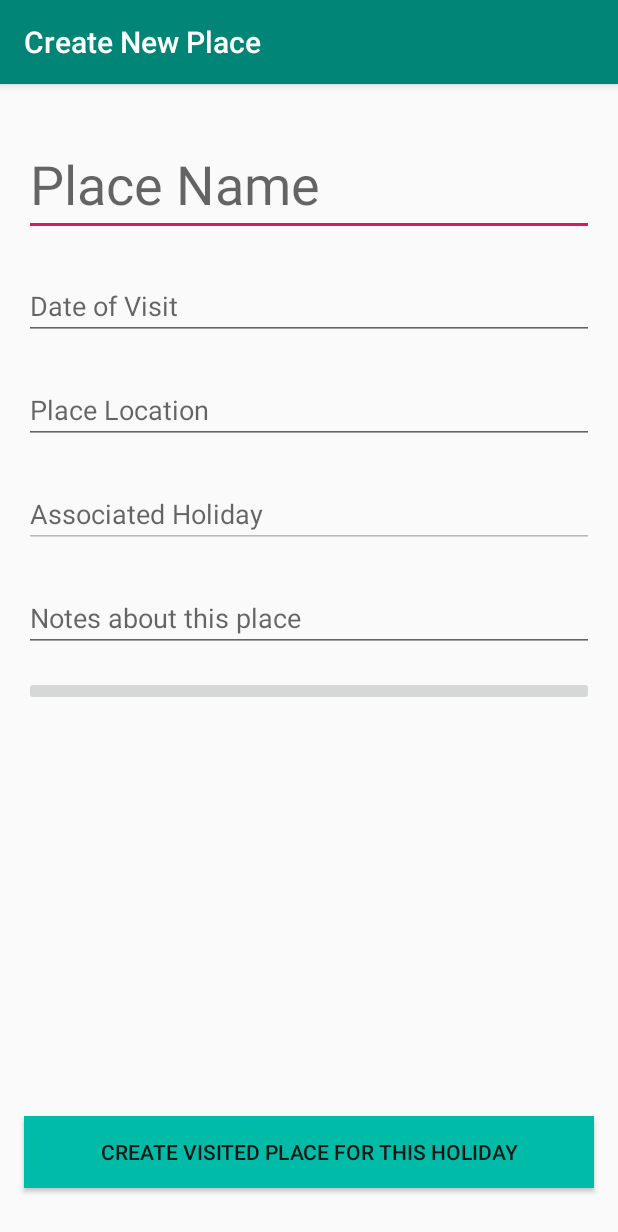
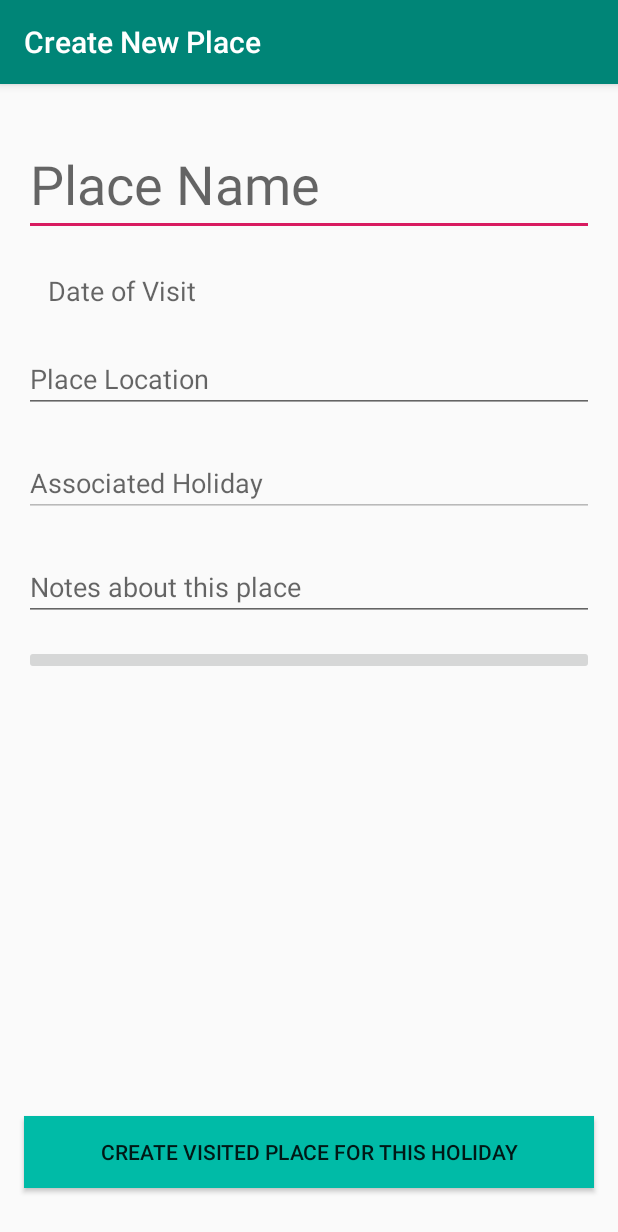
Before and after one commit to kkgm13/TravelJournalApp, an Android app: the NewVisitedPlaceActivity screen opened directly, with no data from a screen before it, on a phone screen of 412 x 824 dp. Shown: the top 1232 px of the screen. Run offline under Robolectric (Android 15) with nearby library versions, the phone set to English and light mode, and no system bars.

Commit message:
Date Converter now properly working. ToDo: Some Rearranging to sort editing system correctly. Require to do Places Delete mechanism

```diff
--- a/app/src/main/java/com/kkgmdevelopments/traveljournalapp/holiday/HolidayDAO.java
+++ b/app/src/main/java/com/kkgmdevelopments/traveljournalapp/holiday/HolidayDAO.java
@@ -11,6 +11,7 @@ import androidx.room.Update;
 
 import com.kkgmdevelopments.traveljournalapp.holidayplaces.HolidayPlace;
 
+import java.util.Date;
 import java.util.List;
 
 /**
@@ -58,4 +59,8 @@ public interface HolidayDAO {
      */
     @Update
     void updateHoliday(Holiday... holiday);
+
+    // Test
+    @Query("SELECT * FROM holiday_table WHERE holidayStart BETWEEN :from AND :to")
+    List<Holiday> findHolidaysBetweenDates(Date from, Date to);
 }
--- a/app/src/main/java/com/kkgmdevelopments/traveljournalapp/holiday/HolidayRoomDatabase.java
+++ b/app/src/main/java/com/kkgmdevelopments/traveljournalapp/holiday/HolidayRoomDatabase.java
@@ -9,7 +9,7 @@ import androidx.room.Room;
 import androidx.room.RoomDatabase;
 import androidx.room.TypeConverters;
 import androidx.sqlite.db.SupportSQLiteDatabase;
-import com.kkgmdevelopments.traveljournalapp.Converter;
+import com.kkgmdevelopments.traveljournalapp.DateConverter;
 
 /**
  * Holiday Database
@@ -17,8 +17,8 @@ import com.kkgmdevelopments.traveljournalapp.Converter;
  * This creates the database for Android Room to recognise.
  * This also talks to HolidayViewModel to interact with data.
  */
-@Database(entities = {Holiday.class}, version = 5, exportSchema = false)
-//@TypeConverters({Converter.class})
+@Database(entities = {Holiday.class}, version = 7, exportSchema = false)
+@TypeConverters({DateConverter.class})
 public abstract class HolidayRoomDatabase extends RoomDatabase {
     // Singleton instance of the Database
     private static HolidayRoomDatabase INSTANCE;
--- a/app/src/main/java/com/kkgmdevelopments/traveljournalapp/places/NewVisitedPlaceActivity.java
+++ b/app/src/main/java/com/kkgmdevelopments/traveljournalapp/places/NewVisitedPlaceActivity.java
@@ -2,22 +2,36 @@ package com.kkgmdevelopments.traveljournalapp.places;
 
 import androidx.appcompat.app.AppCompatActivity;
 
+import android.app.DatePickerDialog;
 import android.content.Intent;
+import android.graphics.Color;
+import android.graphics.drawable.ColorDrawable;
 import android.os.Bundle;
 import android.text.TextUtils;
 import android.view.View;
 import android.widget.Button;
+import android.widget.DatePicker;
 import android.widget.EditText;
+import android.widget.TextView;
 
 import com.kkgmdevelopments.traveljournalapp.R;
+
+import java.util.Calendar;
+import java.util.Date;
 
 public class NewVisitedPlaceActivity extends AppCompatActivity {
 
     public static final String EXTRA_REPLY =
             "com.kkgmdevelopments.traveljournalapp.roomPlaces.REPLY";
 
-    private EditText mCreatePlaceName;          // Text Input Place Name
-    private EditText mCreatePlacesNotes;        // Text Input Place Notes
+    private EditText mPlaceNameField;           // Text Input Place Name
+
+    private TextView mPlaceDateText;            // Text Visited Place Date
+    private DatePickerDialog.OnDateSetListener mPlaceStartDate;   // Date Picker Dialog Listener Start Date
+    private DatePickerDialog dateDialog;        // Date Picker Dialog Starting
+
+    private EditText mPlacesNotesField;         // Text Input Place Notes
+
 
 
     @Override
@@ -27,21 +41,54 @@ public class NewVisitedPlaceActivity extends AppCompatActivity {
 
         getSupportActionBar().setTitle("Create New Place"); // Override Action Bar title
 
-        mCreatePlaceName = findViewById(R.id.place_create_name);
-        mCreatePlacesNotes = findViewById(R.id.place_create_notes);
+        mPlaceNameField = findViewById(R.id.place_name);
+        mPlacesNotesField = findViewById(R.id.place_notes);
+        mPlaceDateText = findViewById(R.id.place_date);
 
+        //////////////////////////
+
+        // Open Calendar Dialog for Start Date
+        mPlaceDateText.setOnClickListener(new View.OnClickListener(){
+            @Override
+            public void onClick(View v) {
+                Calendar cal = Calendar.getInstance();
+                int year = cal.get(Calendar.YEAR);
+                int month = cal.get(Calendar.MONTH);
+                int day = cal.get(Calendar.DAY_OF_MONTH);
+
+                dateDialog = new DatePickerDialog(NewVisitedPlaceActivity.this, R.style.DialogTheme, mPlaceStartDate ,year, month, day);
+                dateDialog.getWindow().setBackgroundDrawable(new ColorDrawable(Color.WHITE));
+                dateDialog.show();
+            }
+        });
+
+        // Convert Selected Date for Start Date
+        mPlaceStartDate = new DatePickerDialog.OnDateSetListener() {
+            @Override
+            public void onDateSet(DatePicker view, int year, int month, int dayOfMonth) {
+                month = month + 1;
+                String date = dayOfMonth + "/" + month + "/" + year;
+                mPlaceDateText.setText(date);
+//                holiday.setMStartDate();
+
+            }
+        };
+
+        /////////////////////////
 
         final Button button = findViewById(R.id.place_save);
         button.setOnClickListener(new View.OnClickListener() {
             @Override
             public void onClick(View v) {
                 Intent replyIntent = new Intent();
-                if(TextUtils.isEmpty(mCreatePlaceName.getText())){
+                if(TextUtils.isEmpty(mPlaceNameField.getText())){
                     setResult(RESULT_CANCELED, replyIntent);
                 } else {
                     VisitedPlace vp = new VisitedPlace(
-                            mCreatePlaceName.getText().toString()
-                            ,mCreatePlacesNotes.getText().toString()
+                            mPlaceNameField.getText().toString(),
+                            mPlacesNotesField.getText().toString(),
+                            new Date(),
+                            new Date()
                     );
                     replyIntent.putExtra(EXTRA_REPLY, vp);
                     setResult(RESULT_OK, replyIntent);
--- a/app/src/main/java/com/kkgmdevelopments/traveljournalapp/places/VisitedPlaceListAdapter.java
+++ b/app/src/main/java/com/kkgmdevelopments/traveljournalapp/places/VisitedPlaceListAdapter.java
@@ -13,6 +13,7 @@ import androidx.recyclerview.widget.RecyclerView;
 
 import com.kkgmdevelopments.traveljournalapp.R;
 
+import java.text.DateFormat;
 import java.util.List;
 
 public class VisitedPlaceListAdapter extends RecyclerView.Adapter<VisitedPlaceListAdapter.VisitedPlaceViewHolder> {
@@ -123,6 +124,9 @@ public class VisitedPlaceListAdapter extends RecyclerView.Adapter<VisitedPlaceLi
             } else {
                 placesItemNote.setText(R.string.no_notes);
             }
+            placesItemLastUpdated.setText("Last Updated: "+
+                    DateFormat.getDateInstance().format(place.getPlaceModifiedAt())
+            );
         }
     }
 }
--- a/app/src/main/res/layout/holiday_create.xml
+++ b/app/src/main/res/layout/holiday_create.xml
@@ -27,8 +27,8 @@
         android:id="@+id/holiday_start_date"
         android:layout_width="0dp"
         android:layout_height="wrap_content"
-        android:layout_marginStart="16dp"
-        android:layout_marginLeft="16dp"
+        android:layout_marginStart="24dp"
+        android:layout_marginLeft="24dp"
         android:layout_marginTop="32dp"
         android:layout_marginEnd="8dp"
         android:layout_marginRight="8dp"
@@ -81,7 +81,7 @@
         android:layout_marginEnd="16dp"
         android:layout_marginRight="16dp"
         android:layout_marginBottom="32dp"
-        android:text="@string/create_holiday"
+        android:text="@string/holiday_save"
         app:layout_constraintBottom_toBottomOf="parent"
         app:layout_constraintEnd_toEndOf="parent"
         app:layout_constraintStart_toStartOf="parent"
--- a/app/src/main/res/layout/visited_place_create.xml
+++ b/app/src/main/res/layout/visited_place_create.xml
@@ -8,7 +8,7 @@
     tools:context=".places.NewVisitedPlaceActivity">
 
     <EditText
-        android:id="@+id/place_create_name"
+        android:id="@+id/place_name"
         android:layout_width="0dp"
         android:layout_height="wrap_content"
         android:layout_marginStart="16dp"
@@ -24,39 +24,25 @@
         app:layout_constraintStart_toStartOf="parent"
         app:layout_constraintTop_toTopOf="parent" />
 
-    <EditText
-        android:id="@+id/place_create_date"
+    <TextView
+        android:id="@+id/place_date"
         android:layout_width="0dp"
         android:layout_height="wrap_content"
-        android:layout_marginStart="16dp"
-        android:layout_marginLeft="16dp"
+        android:layout_marginStart="32dp"
+        android:layout_marginLeft="32dp"
         android:layout_marginTop="24dp"
-        android:layout_marginEnd="16dp"
-        android:layout_marginRight="16dp"
+        android:layout_marginEnd="32dp"
+        android:layout_marginRight="32dp"
         android:ems="10"
         android:hint="@string/place_date_text"
         android:inputType="date"
+        android:textSize="18sp"
         app:layout_constraintEnd_toEndOf="parent"
         app:layout_constraintStart_toStartOf="parent"
-        app:layout_constraintTop_toBottomOf="@+id/place_create_name" />
-
-    <Button
-        android:id="@+id/place_save"
-        android:layout_width="0dp"
-        android:layout_height="wrap_content"
-        android:layout_marginStart="16dp"
-        android:layout_marginLeft="16dp"
-        android:layout_marginEnd="16dp"
-        android:layout_marginRight="16dp"
-        android:layout_marginBottom="32dp"
-        android:text="@string/create_place"
-        app:layout_constraintBottom_toBottomOf="parent"
-        app:layout_constraintEnd_toEndOf="parent"
-        app:layout_constraintStart_toStartOf="parent"
-        android:background="@color/colorPrimaryLight"/>
+        app:layout_constraintTop_toBottomOf="@+id/place_name" />
 
     <AutoCompleteTextView
-        android:id="@+id/place_create_location"
+        android:id="@+id/place_location"
         android:layout_width="0dp"
         android:layout_height="wrap_content"
         android:layout_marginStart="16dp"
@@ -67,7 +53,7 @@
         android:hint="@string/place_location_text"
         app:layout_constraintEnd_toEndOf="parent"
         app:layout_constraintStart_toStartOf="parent"
-        app:layout_constraintTop_toBottomOf="@+id/place_create_date"
+        app:layout_constraintTop_toBottomOf="@+id/place_date"
         tools:orientation="vertical" />
 
     <AutoCompleteTextView
@@ -83,11 +69,11 @@
         android:hint="Associated Holiday"
         app:layout_constraintEnd_toEndOf="parent"
         app:layout_constraintStart_toStartOf="parent"
-        app:layout_constraintTop_toBottomOf="@+id/place_create_location"
+        app:layout_constraintTop_toBottomOf="@+id/place_location"
         tools:orientation="vertical" />
 
     <EditText
-        android:id="@+id/place_create_notes"
+        android:id="@+id/place_notes"
         android:layout_width="0dp"
         android:layout_height="wrap_content"
         android:layout_marginStart="16dp"
@@ -114,7 +100,22 @@
         android:layout_marginRight="16dp"
         app:layout_constraintEnd_toEndOf="parent"
         app:layout_constraintStart_toStartOf="parent"
-        app:layout_constraintTop_toBottomOf="@+id/place_create_notes"
+        app:layout_constraintTop_toBottomOf="@+id/place_notes"
         tools:srcCompat="@tools:sample/avatars" />
 
+    <Button
+        android:id="@+id/place_save"
+        android:layout_width="0dp"
+        android:layout_height="wrap_content"
+        android:layout_marginStart="16dp"
+        android:layout_marginLeft="16dp"
+        android:layout_marginEnd="16dp"
+        android:layout_marginRight="16dp"
+        android:layout_marginBottom="32dp"
+        android:background="@color/colorPrimaryLight"
+        android:text="@string/create_place"
+        app:layout_constraintBottom_toBottomOf="parent"
+        app:layout_constraintEnd_toEndOf="parent"
+        app:layout_constraintStart_toStartOf="parent" />
+
 </androidx.constraintlayout.widget.ConstraintLayout>
--- a/app/src/main/res/values/strings.xml
+++ b/app/src/main/res/values/strings.xml
@@ -11,7 +11,7 @@
     <string name="holiday_start_date_text">Starting Date</string>
     <string name="holiday_end_date_text">End Date</string>
     <string name="holiday_notes_text">Notes about this holiday</string>
-    <string name="create_holiday">Create a Holiday</string>
+    <string name="holiday_save">Save Holiday</string>
 
     <!-- Creation Page for Visited Places -->
     <string name="place_name_text">Place Name</string>
```
Also changed, not shown: app/src/main/java/com/kkgmdevelopments/traveljournalapp/DateConverter.java (renamed from app/src/main/java/com/kkgmdevelopments/traveljournalapp/Converter.java, +14 -12 lines), app/src/main/java/com/kkgmdevelopments/traveljournalapp/MainActivity.java (+23 -8 lines), app/src/main/java/com/kkgmdevelopments/traveljournalapp/holiday/Holiday.java (+58 -41 lines), app/src/main/java/com/kkgmdevelopments/traveljournalapp/holiday/HolidayListAdapter.java (+4 -11 lines), app/src/main/java/com/kkgmdevelopments/traveljournalapp/holiday/NewHolidayActivity.java (+48 -7 lines), app/src/main/java/com/kkgmdevelopments/traveljournalapp/places/VisitedPlace.java (+57 -14 lines), app/src/main/java/com/kkgmdevelopments/traveljournalapp/places/VisitedPlaceRoomDatabase.java (+4 -4 lines), app/src/main/res/layout/holiday_edit.xml (deleted, +0 -77 lines).
